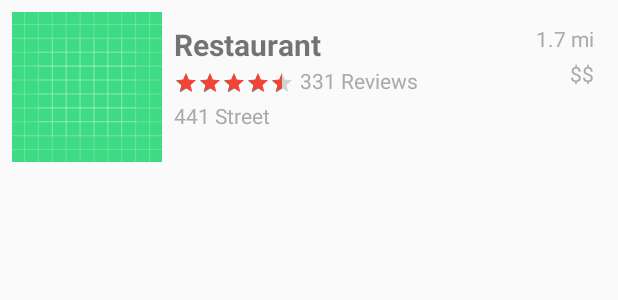
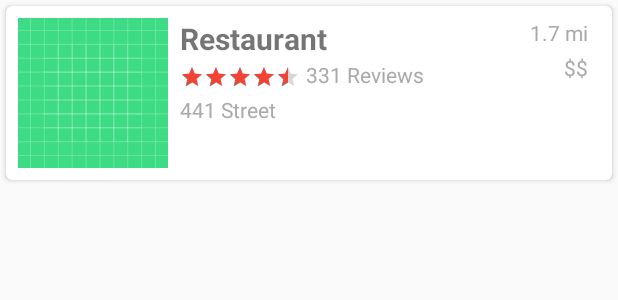
Before and after one commit to eallegrucci/coen268, an Android app: the layout item_restaurant.xml on its own in the app's theme, with its tools: preview values and no code run, on a phone screen of 412 x 824 dp. Shown: the top 300 px of the screen. Run offline under Robolectric (Android 15) with nearby library versions, the phone set to English and light mode, and no system bars.

Commit message:
cardview created for each restaurant

```diff
--- a/app/build.gradle
+++ b/app/build.gradle
@@ -47,4 +47,5 @@ dependencies {
     // Glide for Yelp Image
     implementation 'com.github.bumptech.glide:glide:4.11.0'
     annotationProcessor 'com.github.bumptech.glide:compiler:4.11.0'
+    implementation 'androidx.cardview:cardview:1.0.0'
 }
--- a/app/src/main/res/layout/item_restaurant.xml
+++ b/app/src/main/res/layout/item_restaurant.xml
@@ -1,9 +1,18 @@
 <?xml version="1.0" encoding="utf-8"?>
-<androidx.constraintlayout.widget.ConstraintLayout xmlns:android="http://schemas.android.com/apk/res/android"
-    xmlns:app="http://schemas.android.com/apk/res-auto"
+<androidx.cardview.widget.CardView xmlns:android="http://schemas.android.com/apk/res/android"
     xmlns:tools="http://schemas.android.com/tools"
     android:layout_width="match_parent"
     android:layout_height="wrap_content"
+    android:clickable="true"
+    android:id="@+id/cardView"
+    android:onClick="clickItem"
+    android:layout_margin="4dp"
+    xmlns:app="http://schemas.android.com/apk/res-auto"
+    app:cardCornerRadius="4dp">
+
+    <androidx.constraintlayout.widget.ConstraintLayout
+        android:layout_width="match_parent"
+        android:layout_height="match_parent"
         android:layout_marginStart="8dp"
         android:layout_marginLeft="8dp"
         android:layout_marginTop="8dp"
@@ -24,7 +33,6 @@
             android:layout_width="wrap_content"
             android:layout_height="wrap_content"
             android:layout_marginStart="8dp"
-        android:layout_marginTop="8dp"
             android:text="TextView"
             android:textSize="20sp"
             android:textStyle="bold"
@@ -73,7 +81,6 @@
             android:id="@+id/tvDistance"
             android:layout_width="wrap_content"
             android:layout_height="wrap_content"
-        android:layout_marginTop="8dp"
             android:layout_marginEnd="8dp"
             android:text="TextView"
             android:textColor="@android:color/darker_gray"
@@ -92,3 +99,4 @@
             app:layout_constraintTop_toBottomOf="@+id/tvDistance"
             tools:text="$$" />
     </androidx.constraintlayout.widget.ConstraintLayout>
+</androidx.cardview.widget.CardView>
```
Lines whose indentation alone changed are shown as unchanged.
